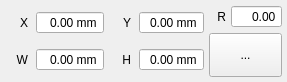
Above: src/widgets/panels/transform-panel.ui from flux3dp/swiftray before the change. Below: the same form after it.
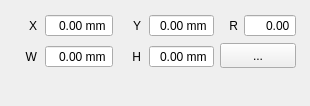
That is the form after the change. Icons and pictures are not drawn. Custom widgets are drawn as their Qt base class.

Commit message: Update panel with scroll bar

What changed in the file:
```diff
--- a/src/widgets/panels/transform-panel.ui
+++ b/src/widgets/panels/transform-panel.ui
@@ -6,14 +6,20 @@
    <rect>
     <x>0</x>
     <y>0</y>
-    <width>287</width>
-    <height>82</height>
+    <width>310</width>
+    <height>106</height>
    </rect>
   </property>
+  <property name="minimumSize">
+   <size>
+    <width>310</width>
+    <height>0</height>
+   </size>
+  </property>
   <property name="windowTitle">
    <string>Frame</string>
   </property>
-  <layout class="QHBoxLayout" name="horizontalLayout">
+  <layout class="QVBoxLayout" name="verticalLayout_3">
    <property name="spacing">
     <number>5</number>
    </property>
@@ -30,106 +36,30 @@
     <number>5</number>
    </property>
    <item>
-    <layout class="QVBoxLayout" name="verticalLayout">
-     <property name="spacing">
-      <number>8</number>
-     </property>
-     <item>
-      <layout class="QHBoxLayout" name="horizontalLayout_2">
-       <item>
-        <widget class="QLabel" name="label_10">
+    <widget class="QScrollArea" name="scrollArea">
          <property name="sizePolicy">
-          <sizepolicy hsizetype="Expanding" vsizetype="Preferred">
-           <horstretch>1</horstretch>
+      <sizepolicy hsizetype="Preferred" vsizetype="Preferred">
+       <horstretch>0</horstretch>
            <verstretch>0</verstretch>
           </sizepolicy>
          </property>
-         <property name="text">
-          <string>X</string>
-         </property>
-         <property name="alignment">
-          <set>Qt::AlignRight|Qt::AlignTrailing|Qt::AlignVCenter</set>
-         </property>
-        </widget>
-       </item>
-       <item>
-        <widget class="QDoubleSpinBox2" name="xSpinBox">
-         <property name="sizePolicy">
-          <sizepolicy hsizetype="Expanding" vsizetype="Fixed">
-           <horstretch>3</horstretch>
-           <verstretch>0</verstretch>
-          </sizepolicy>
-         </property>
-         <property name="alignment">
-          <set>Qt::AlignRight|Qt::AlignTrailing|Qt::AlignVCenter</set>
-         </property>
-         <property name="buttonSymbols">
-          <enum>QAbstractSpinBox::NoButtons</enum>
-         </property>
-         <property name="suffix">
-          <string> mm</string>
-         </property>
-         <property name="minimum">
-          <double>0.000000000000000</double>
-         </property>
-         <property name="maximum">
-          <double>9999.000000000000000</double>
-         </property>
-        </widget>
-       </item>
-      </layout>
-     </item>
-     <item>
-      <layout class="QHBoxLayout" name="horizontalLayout_3">
-       <item>
-        <widget class="QLabel" name="label_11">
-         <property name="sizePolicy">
-          <sizepolicy hsizetype="Expanding" vsizetype="Preferred">
-           <horstretch>1</horstretch>
-           <verstretch>0</verstretch>
-          </sizepolicy>
-         </property>
-         <property name="text">
-          <string>W</string>
-         </property>
-         <property name="alignment">
-          <set>Qt::AlignRight|Qt::AlignTrailing|Qt::AlignVCenter</set>
-         </property>
-        </widget>
-       </item>
-       <item>
-        <widget class="QDoubleSpinBox2" name="widthSpinBox">
-         <property name="sizePolicy">
-          <sizepolicy hsizetype="Expanding" vsizetype="Fixed">
-           <horstretch>3</horstretch>
-           <verstretch>0</verstretch>
-          </sizepolicy>
-         </property>
-         <property name="layoutDirection">
-          <enum>Qt::LeftToRight</enum>
-         </property>
-         <property name="alignment">
-          <set>Qt::AlignRight|Qt::AlignTrailing|Qt::AlignVCenter</set>
-         </property>
-         <property name="buttonSymbols">
-          <enum>QAbstractSpinBox::NoButtons</enum>
-         </property>
-         <property name="suffix">
-          <string> mm</string>
-         </property>
-         <property name="minimum">
-          <double>0.000000000000000</double>
-         </property>
-         <property name="maximum">
-          <double>9999.000000000000000</double>
-         </property>
-        </widget>
-       </item>
-      </layout>
-     </item>
-    </layout>
-   </item>
-   <item>
+     <property name="frameShape">
+      <enum>QFrame::NoFrame</enum>
+     </property>
+     <property name="widgetResizable">
+      <bool>true</bool>
+     </property>
+     <widget class="QWidget" name="scrollAreaWidgetContents">
+      <property name="geometry">
+       <rect>
+        <x>0</x>
+        <y>0</y>
+        <width>300</width>
+        <height>96</height>
+       </rect>
+      </property>
+      <layout class="QGridLayout" name="gridLayout">
+       <item row="0" column="1">
     <layout class="QVBoxLayout" name="verticalLayout_2">
      <property name="spacing">
       <number>8</number>
@@ -229,7 +159,7 @@
      </item>
     </layout>
    </item>
-   <item>
+       <item row="0" column="2">
     <layout class="QVBoxLayout" name="verticalLayout_5">
      <property name="leftMargin">
       <number>0</number>
@@ -270,10 +200,10 @@
           <string/>
          </property>
          <property name="minimum">
-          <double>0</double>
+              <double>0.000000000000000</double>
          </property>
          <property name="maximum">
-          <double>360</double>
+              <double>360.000000000000000</double>
          </property>
         </widget>
        </item>
@@ -301,6 +231,123 @@
       </widget>
      </item>
     </layout>
+       </item>
+       <item row="0" column="0">
+        <layout class="QVBoxLayout" name="verticalLayout">
+         <property name="spacing">
+          <number>8</number>
+         </property>
+         <item>
+          <layout class="QHBoxLayout" name="horizontalLayout_2">
+           <item>
+            <widget class="QLabel" name="label_10">
+             <property name="sizePolicy">
+              <sizepolicy hsizetype="Expanding" vsizetype="Preferred">
+               <horstretch>1</horstretch>
+               <verstretch>0</verstretch>
+              </sizepolicy>
+             </property>
+             <property name="text">
+              <string>X</string>
+             </property>
+             <property name="alignment">
+              <set>Qt::AlignRight|Qt::AlignTrailing|Qt::AlignVCenter</set>
+             </property>
+            </widget>
+           </item>
+           <item>
+            <widget class="QDoubleSpinBox2" name="xSpinBox">
+             <property name="sizePolicy">
+              <sizepolicy hsizetype="Expanding" vsizetype="Fixed">
+               <horstretch>3</horstretch>
+               <verstretch>0</verstretch>
+              </sizepolicy>
+             </property>
+             <property name="alignment">
+              <set>Qt::AlignRight|Qt::AlignTrailing|Qt::AlignVCenter</set>
+             </property>
+             <property name="buttonSymbols">
+              <enum>QAbstractSpinBox::NoButtons</enum>
+             </property>
+             <property name="suffix">
+              <string> mm</string>
+             </property>
+             <property name="minimum">
+              <double>0.000000000000000</double>
+             </property>
+             <property name="maximum">
+              <double>9999.000000000000000</double>
+             </property>
+            </widget>
+           </item>
+          </layout>
+         </item>
+         <item>
+          <layout class="QHBoxLayout" name="horizontalLayout_3">
+           <item>
+            <widget class="QLabel" name="label_11">
+             <property name="sizePolicy">
+              <sizepolicy hsizetype="Expanding" vsizetype="Preferred">
+               <horstretch>1</horstretch>
+               <verstretch>0</verstretch>
+              </sizepolicy>
+             </property>
+             <property name="text">
+              <string>W</string>
+             </property>
+             <property name="alignment">
+              <set>Qt::AlignRight|Qt::AlignTrailing|Qt::AlignVCenter</set>
+             </property>
+            </widget>
+           </item>
+           <item>
+            <widget class="QDoubleSpinBox2" name="widthSpinBox">
+             <property name="sizePolicy">
+              <sizepolicy hsizetype="Expanding" vsizetype="Fixed">
+               <horstretch>3</horstretch>
+               <verstretch>0</verstretch>
+              </sizepolicy>
+             </property>
+             <property name="layoutDirection">
+              <enum>Qt::LeftToRight</enum>
+             </property>
+             <property name="alignment">
+              <set>Qt::AlignRight|Qt::AlignTrailing|Qt::AlignVCenter</set>
+             </property>
+             <property name="buttonSymbols">
+              <enum>QAbstractSpinBox::NoButtons</enum>
+             </property>
+             <property name="suffix">
+              <string> mm</string>
+             </property>
+             <property name="minimum">
+              <double>0.000000000000000</double>
+             </property>
+             <property name="maximum">
+              <double>9999.000000000000000</double>
+             </property>
+            </widget>
+           </item>
+          </layout>
+         </item>
+        </layout>
+       </item>
+       <item row="1" column="1">
+        <spacer name="verticalSpacer">
+         <property name="orientation">
+          <enum>Qt::Vertical</enum>
+         </property>
+         <property name="sizeHint" stdset="0">
+          <size>
+           <width>20</width>
+           <height>40</height>
+          </size>
+         </property>
+        </spacer>
+       </item>
+      </layout>
+     </widget>
+    </widget>
    </item>
   </layout>
  </widget>
```
Lines whose indentation alone changed are shown as unchanged. The commit also changes 12 other files.
